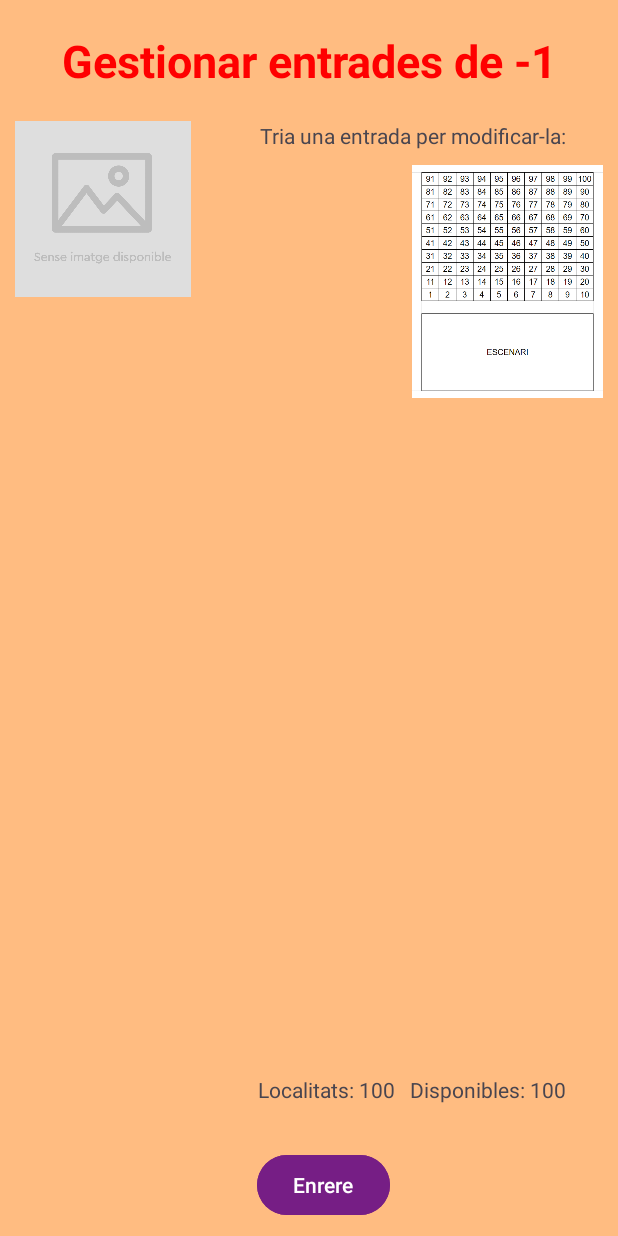
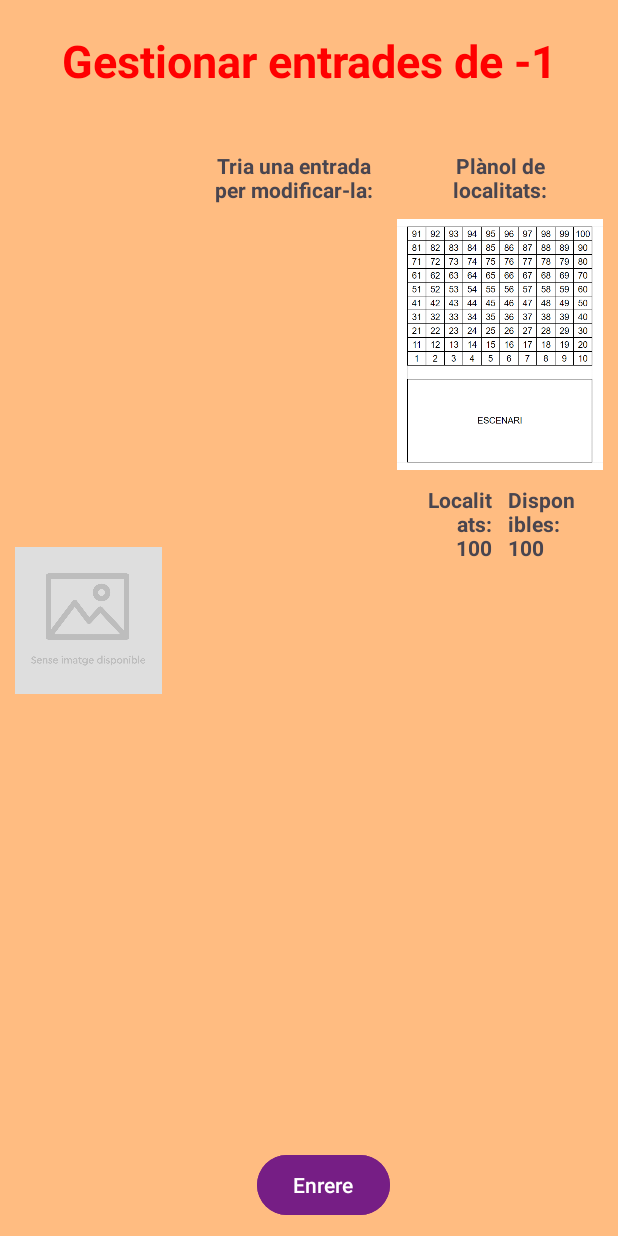
Before and after one commit to ASBcep/M07iM08_repte_1-Espai_Cultural_AlexS, an Android app: the Reserves screen opened directly, with no data from a screen before it, on a phone screen of 412 x 824 dp. Run offline under Robolectric (Android 15) with nearby library versions, the phone set to English and light mode, and no system bars.

Commit message:
deixant les views maques

```diff
--- a/app/src/main/java/asb/m07im08/espai_cultural_alexs/Gestio_Esdeveniment.kt
+++ b/app/src/main/java/asb/m07im08/espai_cultural_alexs/Gestio_Esdeveniment.kt
@@ -33,17 +33,9 @@ class Gestio_Esdeveniment : AppCompatActivity() {
         registerForActivityResult(
             ActivityResultContracts.StartActivityForResult())
         {
-            //val txtVwAnunci = findViewById(R.id.TxtVwAnunci) as TextView
             if(it.resultCode == AppCompatActivity.RESULT_OK) {
-                //retornar un string
-                //val nomComplet = it.data?.getStringExtra(Comprovacio.loginConstants.USUARI)
-                /*retornar un objecte
-                val satellite = it.data?.getSerializableExtra()
-                */
-                //txtVwAnunci.text = "Usuari i contrasenya correctes"
                 Toast.makeText(this, "Esdeveniment modificat", Toast.LENGTH_SHORT).show()
                 resultatResult = true
-                //recreate()
                 carregaViews()
             }
         }
@@ -72,11 +64,6 @@ class Gestio_Esdeveniment : AppCompatActivity() {
 
         setContentView(R.layout.activity_gestio_esdeveniment)
 
-        //val actualitzarLlistat = ActualitzarLlistat(this, false)
-
-
-        //var esdevenimentThis = llegirEsdeveniment()
-
         //declaro views
         val tvTitol = findViewById<TextView>(R.id.tvTitol)
         val etTitol = findViewById<EditText>(R.id.etTitol)
@@ -98,7 +85,7 @@ class Gestio_Esdeveniment : AppCompatActivity() {
         val etIdioma = findViewById<EditText>(R.id.etIdioma)
         val etPreu = findViewById<EditText>(R.id.etPreu)
 
-        val tvAforament = findViewById<TextView>(R.id.tvAforament)
+        //val tvAforament = findViewById<TextView>(R.id.tvAforament)
         val rgNumerat = findViewById<RadioGroup>(R.id.rgNumerat)
         val rbNumerat = findViewById<RadioButton>(R.id.rbNumerat)
         val rbNoNumerat = findViewById<RadioButton>(R.id.rbNoNumerat)
@@ -107,13 +94,13 @@ class Gestio_Esdeveniment : AppCompatActivity() {
         val rbXerrada = findViewById<RadioButton>(R.id.rbXerrada)
         val rbConcert = findViewById<RadioButton>(R.id.rbConcert)
         val rgEsdeveniment = findViewById<RadioGroup>(R.id.rgEsdeveniment)
-        val tvTipus = findViewById<TextView>(R.id.tvTipus)
+        //val tvTipus = findViewById<TextView>(R.id.tvTipus)
 
         val etEspecific1 = findViewById<EditText>(R.id.etEspecific1)
         val etEspecific2 = findViewById<EditText>(R.id.etEspecific2)
         val etEspecific3 = findViewById<EditText>(R.id.etEspecific3)
-        val llEspecific4 = findViewById<LinearLayout>(R.id.llEspecific4)
-        val llEspecificDreta4 = findViewById<LinearLayout>(R.id.llEspecificDreta4)
+        //val llEspecific4 = findViewById<LinearLayout>(R.id.llEspecific4)
+        //val llEspecificDreta4 = findViewById<LinearLayout>(R.id.llEspecificDreta4)
         val etEspecific4 = findViewById<EditText>(R.id.etEspecific4)
 
         val btnEnrere = findViewById<Button>(R.id.btnEnrere)
@@ -121,12 +108,10 @@ class Gestio_Esdeveniment : AppCompatActivity() {
         val btnEliminar = findViewById<Button>(R.id.btnEliminar)
         val btnReservar = findViewById<Button>(R.id.btnReservar)
 
-        //TODO //si puc faré el datetimepicker
+        //TODO ("si puc faré el datetimepicker")
+
         ivCalendari.visibility = View.GONE
 
-
-        //inserirImatgeSR(esdevenimentThis.imatge)
-        //inserirImatgeHR(esdevenimentThis.imatge)
         GestorImatge.inserirImatgeSR(esdevenimentThis.id.toString(), this, ivSR)
         GestorImatge.inserirImatgeHR(esdevenimentThis.id.toString(), this, ivHR)
 
@@ -173,7 +158,6 @@ class Gestio_Esdeveniment : AppCompatActivity() {
             } else if (modificar) {
                 var esdevenimentModificable = true
                 if (rbNumerat.isChecked || rbNoNumerat.isChecked) {aforamentTriat = true}
-                //if (rbConcert.isChecked || rbPeli.isChecked || rbXerrada.isChecked) {tipusTriat = true}
                 if (aforamentTriat){
                     val text = etEspecific4.text.toString()
                     val linies = text.split("\n")
@@ -213,13 +197,10 @@ class Gestio_Esdeveniment : AppCompatActivity() {
                         esdevenimentModificable = false
                     }
                     if (esdevenimentModificable){
-                        //ActualitzarLlistat(this, false)
                         JsonIO.llegirLlistat(this, false)
                         val EsdevenimentModificat = Esdeveniment(
-                            //seguentId,//id
                             esdevenimentThis.id, //id
                             etTitol.text.toString(),//nom
-                            //seguentId.toString(),//imatge
                             descripcio,// descripcio
                             data,// data
                             etIdioma.text.toString(),// idioma
@@ -232,7 +213,6 @@ class Gestio_Esdeveniment : AppCompatActivity() {
                             etEspecific3.text.toString(),// especific3
                             llistaLinies// especific4
                         )
-                        //actualitzarLlistat.afegirEsdeveniment(this, nouEsdeveniment)
                         val indexEsdevenimentOriginal = JsonIO.cercarEsdeveniment(EsdevenimentModificat)
                         var afegit: Boolean
                         afegit = JsonIO.modificarEsdeveniment(this, EsdevenimentModificat, indexEsdevenimentOriginal)
@@ -240,17 +220,13 @@ class Gestio_Esdeveniment : AppCompatActivity() {
                             setResult(RESULT_OK)
                             finish()
                         }//tanco activity
-                        //Toast.makeText(this, nouEsdeveniment.nom + " " + nouEsdeveniment.data.toString(), Toast.LENGTH_SHORT).show()
-
                     }
-
                 } else {
                     esdevenimentModificable = false
                 }
                 if (esdevenimentModificable == false) {
                     Toast.makeText(this, "Si us plau, omple tots els camps", Toast.LENGTH_SHORT).show()
                 }
-                //ActualitzarLlistat(this, false)
             } else if (nou) {
                 var esdevenimentCreable = true
                 if (aforamentTriat && tipusTriat){
@@ -302,15 +278,12 @@ class Gestio_Esdeveniment : AppCompatActivity() {
                         esdevenimentCreable = false
                     }
                     if (esdevenimentCreable){
-                        //ActualitzarLlistat(this, false)
                         JsonIO.llegirLlistat(this, false)
                         var entradesBuit = mutableListOf(Entrada())
                         entradesBuit.clear()
                         val nouEsdeveniment = Esdeveniment(
-                            //seguentId,//id
                             esdevenimentThis.id, //id
                             etTitol.text.toString(),//nom
-                            //seguentId.toString(),//imatge
                             descripcio,// descripcio
                             data,// data
                             etIdioma.text.toString(),// idioma
@@ -323,20 +296,17 @@ class Gestio_Esdeveniment : AppCompatActivity() {
                             etEspecific3.text.toString(),// especific3
                             llistaLinies// especific4
                         )
-                        //actualitzarLlistat.afegirEsdeveniment(this, nouEsdeveniment)
                         JsonIO.afegirEsdeveniment(this, nouEsdeveniment)
                         //Toast.makeText(this, nouEsdeveniment.nom + " " + nouEsdeveniment.data.toString(), Toast.LENGTH_SHORT).show()
                         setResult(RESULT_OK)
                         finish()//tanco activity
                     }
-
                 } else {
                     esdevenimentCreable = false
                 }
                 if (esdevenimentCreable == false) {
                     Toast.makeText(this, "Si us plau, omple tots els camps", Toast.LENGTH_SHORT).show()
                 }
-                //ActualitzarLlistat(this, false)
             }
         }
         var eliminar = false
@@ -363,7 +333,6 @@ class Gestio_Esdeveniment : AppCompatActivity() {
                 putExtra("novaReserva", true)
                 putExtra("esdeveniment", esdevenimentThis)
             }
-            //startActivity(intent)
             getResult.launch(intent)
         }
     }
@@ -404,8 +373,6 @@ class Gestio_Esdeveniment : AppCompatActivity() {
         } else {
             fileName = esdevenimentThis.id.toString() + GestorImatge.sufixImgSR + "." + imageType
         }
-        //val directory = Environment.getExternalStoragePublicDirectory(Environment.DIRECTORY_PICTURES)
-        //val directory = File(getExternalFilesDir(null), "img")
         val directory = this.filesDir.toString() +  "/img/"
         val file = File(directory, fileName)
 
@@ -425,16 +392,6 @@ class Gestio_Esdeveniment : AppCompatActivity() {
         GestorImatge.inserirImatgeHR(esdevenimentThis.id.toString(),this,ivHR)
         val ivSR = findViewById<ImageView>(R.id.ivSR)
         GestorImatge.inserirImatgeSR(esdevenimentThis.id.toString(),this,ivSR)
-    }
-    private fun llegirEsdeveniment():Esdeveniment {
-
-        var esdeveniment = Esdeveniment()
-
-        //comprovar si rebem esdeveniment o se n'ha de crear un de nou
-        if (detall || modificar){
-            esdeveniment = Esdeveniment_Manager.esdeveniments[Esdeveniment_Manager.index]
-        } // si es nou retornarà un esdeveniment buit
-        return esdeveniment
     }
     //funció per buidar camps específics
     private fun resetCamps(){
@@ -503,10 +460,9 @@ class Gestio_Esdeveniment : AppCompatActivity() {
         val btnCarregaImgHR = findViewById<Button>(R.id.btnCarregaImgHR)
 
         val llCarregaImgSR = findViewById<LinearLayout>(R.id.llCarregaImgSR)
-        val ivSR = findViewById<ImageView>(R.id.ivSR)
-        val tvCarregaImgSR = findViewById<TextView>(R.id.tvCarregaImgSR)
-        val btnCarregaImgSR = findViewById<Button>(R.id.btnCarregaImgHR)
-
+        //val ivSR = findViewById<ImageView>(R.id.ivSR)
+        //val tvCarregaImgSR = findViewById<TextView>(R.id.tvCarregaImgSR)
+        //val btnCarregaImgSR = findViewById<Button>(R.id.btnCarregaImgHR)
 
         val ivCalendari = findViewById<ImageView>(R.id.ivCalendari)
         val etDia = findViewById<EditText>(R.id.etDia)
@@ -554,15 +510,7 @@ class Gestio_Esdeveniment : AppCompatActivity() {
 
         var tipus = esdeveniment.tipus
         val mesFormatat = String.format("%02d", esdeveniment.data.monthValue)
-        /*
-        if (tipus.equals("Pel·lícula"))  {
-            rbPeli.isChecked = true
-        } else if (tipus.equals("Xerrada")) {
-            rbXerrada.isChecked = true
-        } else if (tipus.equals("Concert")) {
-            rbConcert.isChecked = true
-        }
-        */
+
         //activació de radiobutton tipus
         if (rbPeli.isChecked)  {
             tipus = "Pel·lícula"
@@ -591,7 +539,6 @@ class Gestio_Esdeveniment : AppCompatActivity() {
         val especific1 = esdeveniment.especific1
         val especific2 = esdeveniment.especific2
         val especific3 = esdeveniment.especific3
-        //val especific4 = listOf(esdeveniment.especific4).joinToString("\n") // Converteix la llista a una cadena de text, amb cada element en una nova línia
         val especific4 = esdeveniment.especific4.joinToString(separator = "\n", prefix = "", postfix = "")
 
         //omplo camps comuns:
@@ -641,7 +588,6 @@ class Gestio_Esdeveniment : AppCompatActivity() {
             btnModifiCrear.text = "Modificar"
             btnEliminar.visibility = View.GONE
             btnReservar.visibility = View.VISIBLE
-
         }
         if (modificar || detall) {
             etTitol.text = Editable.Factory.getInstance().newEditable(esdeveniment.nom)
@@ -666,7 +612,6 @@ class Gestio_Esdeveniment : AppCompatActivity() {
             btnEliminar.visibility = View.GONE
         }
         if (modificar) {
-
             if (esdeveniment.numerat){
                 rbNumerat.isChecked = true
             } else {
@@ -676,16 +621,13 @@ class Gestio_Esdeveniment : AppCompatActivity() {
             btnModifiCrear.text = "Desar canvis"
             btnEliminar.visibility =View.VISIBLE
         }
-
         //cribo segons tipus d'esdeveniment per habilitar camps específics
         if (tipus == "Pel·lícula" || tipus == "Concert") {
             llEspecific1a3.visibility = View.VISIBLE
             llEspecificEntre3i4.visibility = View.VISIBLE
-            //tvEspecific4.visibility = View.VISIBLE
             llEspecific4.visibility = View.VISIBLE
         } else if (tipus == "Xerrada") {
             llEspecific4.visibility = View.VISIBLE
         }
-
     }
 }
--- a/app/src/main/java/asb/m07im08/espai_cultural_alexs/Llistat_Esdeveniments.kt
+++ b/app/src/main/java/asb/m07im08/espai_cultural_alexs/Llistat_Esdeveniments.kt
@@ -20,23 +20,13 @@ class Llistat_Esdeveniments : AppCompatActivity() {
         registerForActivityResult(
             ActivityResultContracts.StartActivityForResult())
         {
-            //val txtVwAnunci = findViewById(R.id.TxtVwAnunci) as TextView
             if(it.resultCode == RESULT_OK) {
-                //retornar un string
-                //val nomComplet = it.data?.getStringExtra(Comprovacio.loginConstants.USUARI)
-                /*retornar un objecte
-                val satellite = it.data?.getSerializableExtra()
-                */
-                //txtVwAnunci.text = "Usuari i contrasenya correctes"
-                //Toast.makeText(this, "Reserves modificades", Toast.LENGTH_SHORT).show()
                 resultatResult = true
                 reserves = false
-                //recreate()
                 carregaViews()
             } else {
                 resultatResult = true
                 reserves = true
-                //recreate()
                 carregaViews()
             }
         }
--- a/app/src/main/res/layout/activity_reserves.xml
+++ b/app/src/main/res/layout/activity_reserves.xml
@@ -31,94 +31,109 @@
         android:layout_weight="1"
         android:orientation="horizontal">
         <LinearLayout
-            android:layout_width="wrap_content"
+            android:layout_width="0dp"
             android:layout_height="match_parent"
-            android:layout_weight="2"
+            android:layout_weight="1"
             android:layout_margin="10dp"
             android:orientation="vertical">
             <ImageView
                 android:id="@+id/ivHR"
                 android:layout_width="match_parent"
-                android:layout_height="0dp"
-                android:layout_weight="1"
+                android:layout_height="match_parent"
                 android:src="@drawable/escut"
                 android:adjustViewBounds="true"
-                android:scaleType="fitStart"/>
+                android:scaleType="fitCenter"/>
 
         </LinearLayout>
-        <!--ScrollView
-            android:layout_width="match_parent"
-            android:layout_height="wrap_content"
-            android:layout_weight="1"-->
         <LinearLayout
-                android:layout_width="match_parent"
+            android:layout_width="0dp"
             android:layout_height="match_parent"
             android:orientation="vertical"
             android:padding="10dp"
-                android:layout_weight="1">
-                <TextView
-                    android:id="@+id/tvTitularsEntrades"
-                    android:layout_width="match_parent"
-                    android:layout_height="wrap_content"
-                    android:text="Tria una entrada per modificar-la:"
-                    android:textAlignment="center"/>
-                <!--LinearLayout
-                    android:layout_width="match_parent"
-                    android:layout_height="wrap_content"
-                    android:orientation="vertical"
-                    android:paddingTop="10dp">
-                    <androidx.recyclerview.widget.RecyclerView
-                        android:id="@+id/rvTaulaEntrades"
-                        android:layout_width="match_parent"
-                        android:layout_height="0dp"
-                        android:layout_weight="1"/>
-                </LinearLayout-->
-                <!--androidx.recyclerview.widget.RecyclerView
-                    android:id="@+id/rvTaulaEntrades"
-                    android:layout_width="wrap_content"
-                    android:layout_height="0dp"
-                    android:layout_weight="1"/-->
+            android:layout_weight="3">
             <LinearLayout
                 android:layout_width="match_parent"
                 android:layout_height="0dp"
                 android:orientation="horizontal"
                 android:paddingTop="10dp"
                 android:layout_weight="1">
+                <LinearLayout
+                    android:layout_width="0dp"
+                    android:layout_height="match_parent"
+                    android:layout_weight="1"
+                    android:orientation="vertical"
+                    android:layout_gravity="center_horizontal">
+                    <TextView
+                        android:id="@+id/tvTitularsEntrades"
+                        android:layout_width="match_parent"
+                        android:layout_height="wrap_content"
+                        android:text="Tria una entrada per modificar-la:"
+                        android:textAlignment="center"
+                        android:padding="10dp"
+                        android:textStyle="bold"/>
                     <androidx.recyclerview.widget.RecyclerView
                         android:id="@+id/rvTaulaEntrades"
+                        android:layout_width="match_parent"
+                        android:layout_height="match_parent"
+                        android:layout_weight="1"
+                        android:paddingBottom="10dp"/>
+                </LinearLayout>
+                <LinearLayout
                     android:layout_width="0dp"
+                    android:layout_height="wrap_content"
+                    android:layout_weight="1"
+                    android:orientation="vertical"
+                    android:layout_gravity="center_horizontal">
+                    <TextView
+                        android:id="@+id/tvTitolMap"
+                        android:layout_width="match_parent"
+                        android:layout_height="wrap_content"
+                        android:text="Plànol de localitats:"
+                        android:textAlignment="center"
+                        android:padding="10dp"
+                        android:textStyle="bold"/>
+                    <LinearLayout
+                        android:layout_width="match_parent"
                         android:layout_height="match_parent"
-                        android:layout_weight="1"/>
+                        android:orientation="vertical">
                         <ImageView
-                        android:layout_width="0dp"
+                            android:layout_width="wrap_content"
                             android:layout_height="match_parent"
                             android:src="@drawable/planell_localitats"
                             android:adjustViewBounds="true"
                             android:scaleType="fitStart"
-                        android:layout_weight="1"/>
-                </LinearLayout>
-
+                            android:layout_weight="1"
+                            android:layout_gravity="center_horizontal"/>
                         <LinearLayout
                             android:id="@+id/llTotalLocalitats"
                             android:layout_width="match_parent"
                             android:layout_height="wrap_content"
                             android:orientation="horizontal"
                             android:gravity="center"
-                    android:paddingVertical="10dp">
+                            android:padding="10dp">
                             <TextView
                                 android:id="@+id/tvLocalitatsTotal"
-                        android:layout_width="wrap_content"
+                                android:layout_width="0dp"
                                 android:layout_height="wrap_content"
-                        android:text="Localitats: XX"/>
+                                android:text="Localitats: XX"
+                                android:paddingRight="5dp"
+                                android:layout_weight="1"
+                                android:textAlignment="textEnd"
+                                android:textStyle="bold"/>
                             <TextView
                                 android:id="@+id/tvLocalitatsDisponibles"
-                        android:layout_width="wrap_content"
+                                android:layout_width="0dp"
                                 android:layout_height="wrap_content"
                                 android:text="Disponibles: YY"
-                        android:paddingLeft="10dp"/>
+                                android:paddingLeft="5dp"
+                                android:layout_weight="1"
+                                android:textAlignment="textStart"
+                                android:textStyle="bold"/>
                         </LinearLayout>
                     </LinearLayout>
-        <!--/ScrollView-->
+                </LinearLayout>
+            </LinearLayout>
+        </LinearLayout>
     </LinearLayout>
     <LinearLayout
         android:id="@+id/buttonsInferior"
--- a/app/src/main/res/layout/esdeveniment_layout.xml
+++ b/app/src/main/res/layout/esdeveniment_layout.xml
@@ -5,6 +5,16 @@
     android:layout_height="wrap_content"
     android:orientation="horizontal">
 
+    <!--ImageView
+        android:id="@+id/ivListEsdeveniment"
+        android:layout_width="match_parent"
+        android:layout_height="match_parent"
+        android:src="@drawable/escut"
+        android:layout_margin="10dp"
+        android:layout_weight="3"
+        android:adjustViewBounds="true"
+        android:scaleType="fitStart"
+        /-->
     <ImageView
         android:id="@+id/ivListEsdeveniment"
         android:layout_width="match_parent"
@@ -13,7 +23,7 @@
         android:layout_margin="10dp"
         android:layout_weight="3"
         android:adjustViewBounds="true"
-        android:scaleType="fitStart"
+        android:scaleType="fitEnd"
         />
 
     <LinearLayout
```
Also changed, not shown: app/src/main/java/asb/m07im08/espai_cultural_alexs/MainActivity.kt (+0 -7 lines). Lines whose indentation alone changed are shown as unchanged.
